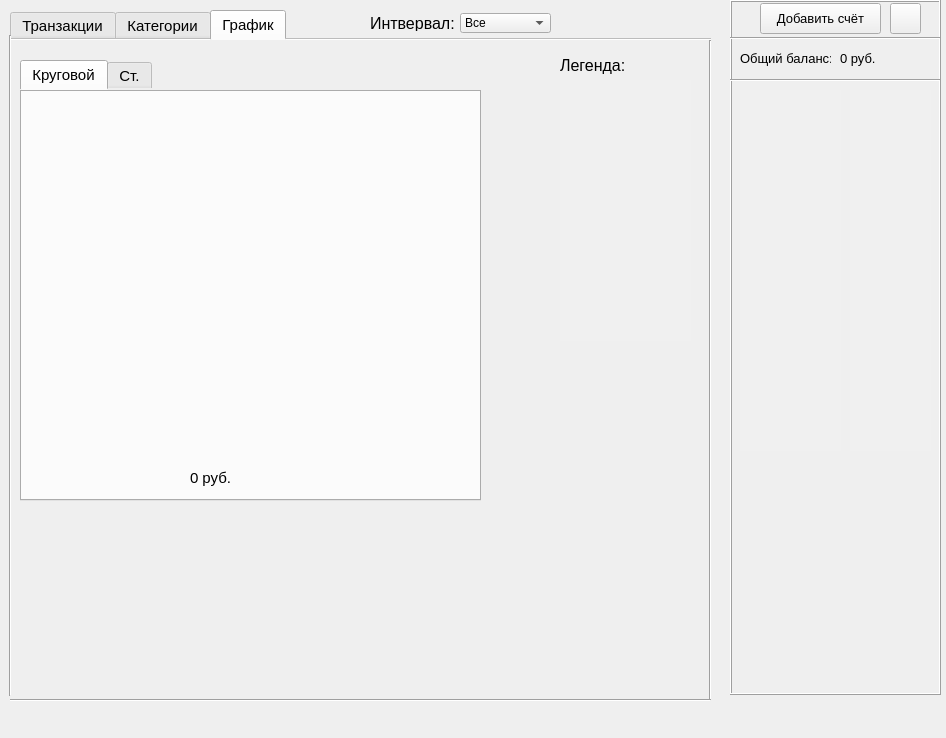
Fenris339/MyMoney, file MyMoney_UI.ui: the form before one commit.
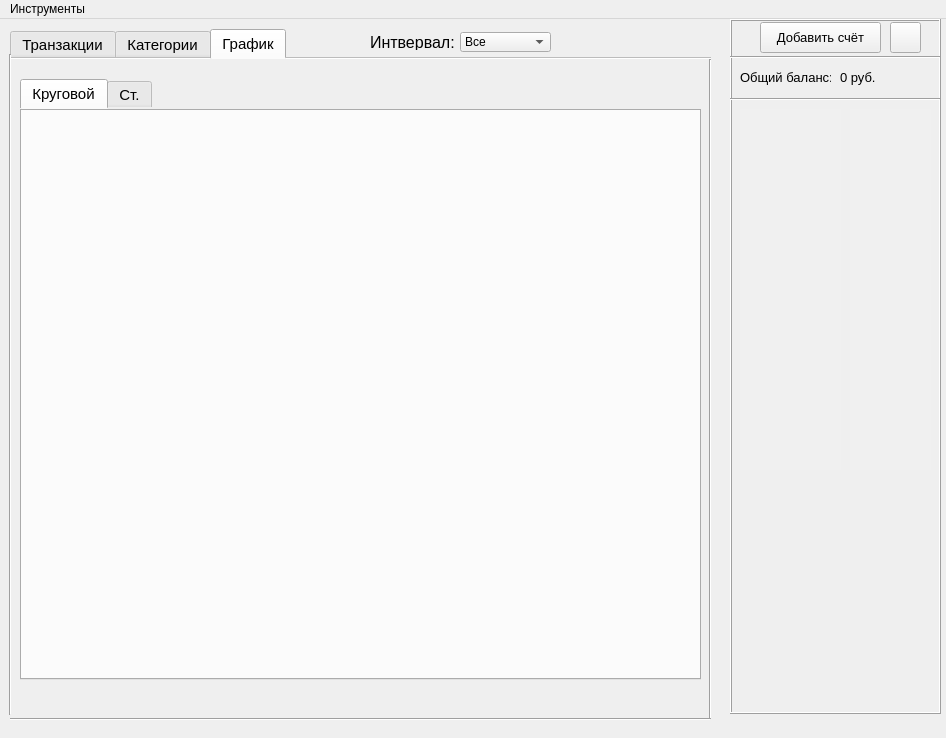
The form after the commit. The open tabs and pages were chosen to show the change. Icons and pictures are not drawn.

Diff of the .ui file:
```diff
--- a/MyMoney_UI.ui
+++ b/MyMoney_UI.ui
@@ -558,31 +558,13 @@
      <attribute name="title">
       <string>График</string>
      </attribute>
-     <widget class="QLabel" name="label_6">
-      <property name="geometry">
-       <rect>
-        <x>550</x>
-        <y>15</y>
-        <width>71</width>
-        <height>21</height>
-       </rect>
-      </property>
-      <property name="font">
-       <font>
-        <pointsize>12</pointsize>
-       </font>
-      </property>
-      <property name="text">
-       <string>Легенда:</string>
-      </property>
-     </widget>
      <widget class="QTabWidget" name="tabWidget_2">
       <property name="geometry">
        <rect>
         <x>10</x>
         <y>20</y>
-        <width>461</width>
-        <height>441</height>
+        <width>681</width>
+        <height>601</height>
        </rect>
       </property>
       <property name="font">
@@ -597,19 +579,6 @@
        <attribute name="title">
         <string>Круговой</string>
        </attribute>
-       <widget class="QLabel" name="label_8">
-        <property name="geometry">
-         <rect>
-          <x>170</x>
-          <y>380</y>
-          <width>121</width>
-          <height>16</height>
-         </rect>
-        </property>
-        <property name="text">
-         <string>0 руб.</string>
-        </property>
-       </widget>
       </widget>
       <widget class="QWidget" name="tab_5">
        <attribute name="title">
@@ -630,27 +599,6 @@
        </widget>
       </widget>
      </widget>
-     <widget class="QListWidget" name="listWidget">
-      <property name="geometry">
-       <rect>
-        <x>550</x>
-        <y>40</y>
-        <width>131</width>
-        <height>261</height>
-       </rect>
-      </property>
-      <property name="font">
-       <font>
-        <pointsize>11</pointsize>
-       </font>
-      </property>
-      <property name="styleSheet">
-       <string notr="true">background-color: rgb(240, 240, 240);</string>
-      </property>
-      <property name="frameShape">
-       <enum>QFrame::NoFrame</enum>
-      </property>
-     </widget>
      <widget class="Line" name="line_8">
       <property name="geometry">
        <rect>
@@ -950,6 +898,25 @@
    <zorder>comboBox</zorder>
    <zorder>label_9</zorder>
   </widget>
+  <widget class="QMenuBar" name="menuBar">
+   <property name="geometry">
+    <rect>
+     <x>0</x>
+     <y>0</y>
+     <width>946</width>
+     <height>21</height>
+    </rect>
+   </property>
+   <widget class="QMenu" name="menu_xls">
+    <property name="title">
+     <string>Инструменты</string>
+    </property>
+    <addaction name="action_2"/>
+    <addaction name="separator"/>
+    <addaction name="action_Excel"/>
+   </widget>
+   <addaction name="menu_xls"/>
+  </widget>
   <action name="actionNew">
    <property name="text">
     <string>New</string>
```
Left out of the diff: 66 changed lines with no effect on the pictures.
